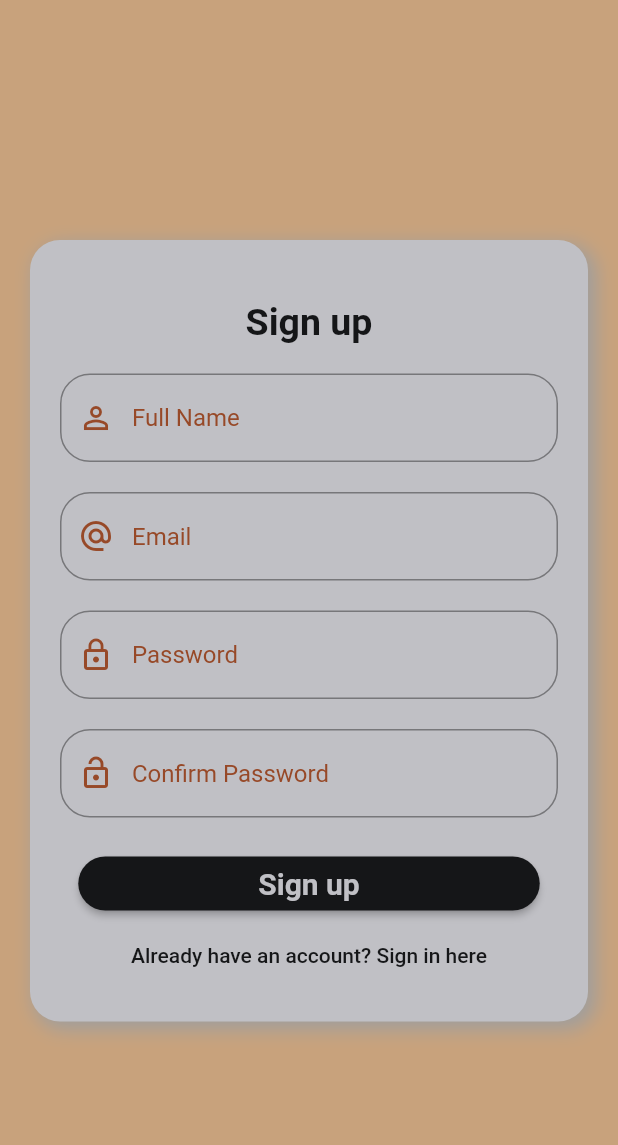
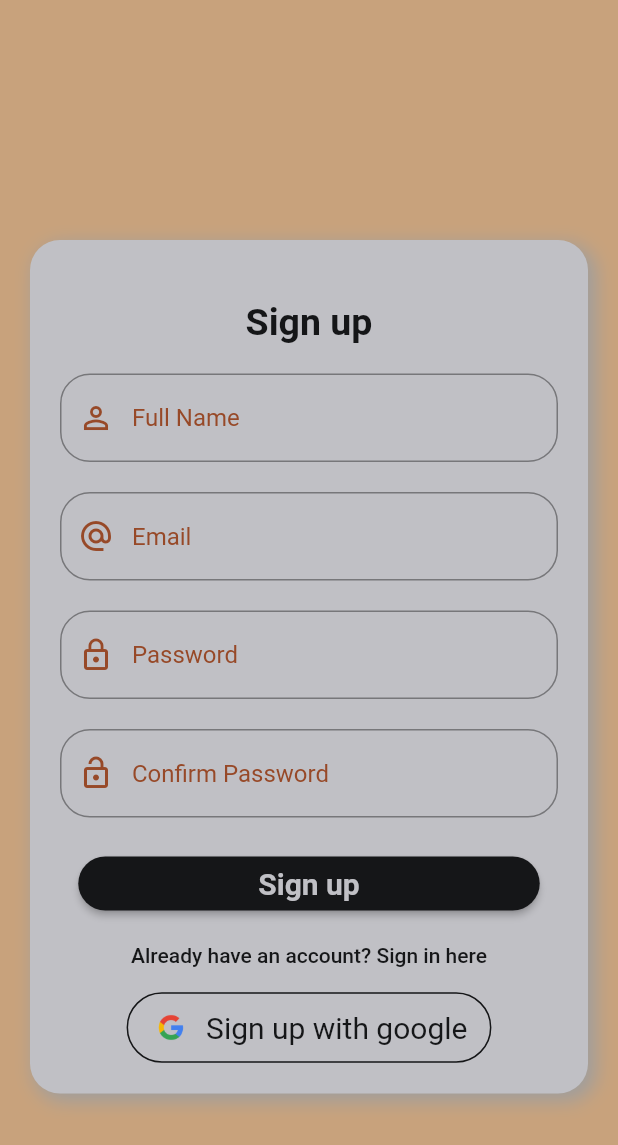
Before and after one commit to guptassara/book_club, a Flutter app: the screen it shows after launch, after a tap on "Don't have an account? Sign up here", on a phone screen of 412 x 824 dp. Shown: the top 1145 px of the screen. Run offline on Flutter 3.47's test engine with Material 2 defaults, Android fonts, the phone set to English and light mode, and no system bars; our stand-ins replace firebase_auth, firebase_core; accounts and stored records are empty; network calls fail.

Commit message:
google sign in button

```diff
--- a/lib/Screens/Login/Localwidgets/login_form.dart
+++ b/lib/Screens/Login/Localwidgets/login_form.dart
@@ -1,7 +1,6 @@
 // ignore_for_file: no_leading_underscores_for_local_identifiers
 
 import 'dart:developer';
-import 'dart:js';
 
 import 'package:book_club/Screens/Signup/signup.dart';
 import 'package:book_club/Screens/home.dart';
@@ -38,7 +37,7 @@ class _OurLoginFormState extends State<OurLoginForm> {
         ScaffoldMessenger.of(context).showSnackBar(
           SnackBar(
             content: Text(_returnString!),
-            duration: Duration(seconds: 2),
+            duration: const Duration(seconds: 2),
           ),
         );
       }
@@ -123,13 +122,13 @@ Widget _googleButton() {
       child: Row(
         mainAxisAlignment: MainAxisAlignment.center,
         mainAxisSize: MainAxisSize.min,
-        children: [
-          const Image(
+        children: const [
+          Image(
             image: AssetImage("assets/googleIcon.png"),
             height: 27,
           ),
           Padding(
-            padding: const EdgeInsets.only(left: 10),
+            padding: EdgeInsets.only(left: 10),
             child: Text(
               "Sign in with google",
               style: TextStyle(
--- a/lib/Screens/Signup/Localwidgets/signup_form.dart
+++ b/lib/Screens/Signup/Localwidgets/signup_form.dart
@@ -31,7 +31,7 @@ class _OurSignUpFormState extends State<OurSignUpForm> {
         ScaffoldMessenger.of(context).showSnackBar(
           SnackBar(
             content: Text(_returnString!),
-            duration: Duration(seconds: 2),
+            duration: const Duration(seconds: 2),
           ),
         );
       }
@@ -43,9 +43,11 @@ class _OurSignUpFormState extends State<OurSignUpForm> {
   @override
   Widget build(BuildContext context) {
     return OurContainer(
-      child: Column(children: [
+      child: Column(
+        children: [
           Padding(
-          padding: const EdgeInsets.symmetric(vertical: 20.0, horizontal: 8.0),
+            padding:
+                const EdgeInsets.symmetric(vertical: 20.0, horizontal: 8.0),
             child: Text(
               "Sign up",
               style: TextStyle(
@@ -125,8 +127,41 @@ class _OurSignUpFormState extends State<OurSignUpForm> {
               "Already have an account? Sign in here",
               style: TextStyle(color: Theme.of(context).secondaryHeaderColor),
             ),
-        )
-      ]),
+          ),
+          _googleButton(),
+        ],
+      ),
     );
   }
 }
+
+Widget _googleButton() {
+  return OutlinedButton(
+    onPressed: () {},
+    child: Padding(
+      padding: const EdgeInsets.fromLTRB(0, 10, 0, 10),
+      child: Row(
+        mainAxisAlignment: MainAxisAlignment.center,
+        mainAxisSize: MainAxisSize.min,
+        children: const [
+          Image(
+            image: AssetImage("assets/googleIcon.png"),
+            height: 27,
+          ),
+          Padding(
+            padding: EdgeInsets.only(left: 10),
+            child: Text(
+              "Sign up with google",
+              style: TextStyle(
+                fontSize: 20,
+                color: Color(
+                  (0xff151618),
+                ),
+              ),
+            ),
+          ),
+        ],
+      ),
+    ),
+  );
+}
--- a/lib/Screens/Signup/signup.dart
+++ b/lib/Screens/Signup/signup.dart
@@ -13,8 +13,8 @@ class OurSignup extends StatelessWidget {
           Expanded(
             child: ListView(
               padding: const EdgeInsets.all(20),
-              children: [
-                const SizedBox(
+              children: const [
+                SizedBox(
                   height: 140,
                 ),
                 // Row(
@@ -29,7 +29,7 @@ class OurSignup extends StatelessWidget {
                 //   ],
                 // ),
 
-                const OurSignUpForm(),
+                OurSignUpForm(),
               ],
             ),
           )
--- a/lib/States/current_user.dart
+++ b/lib/States/current_user.dart
@@ -1,6 +1,5 @@
 // ignore_for_file: no_leading_underscores_for_local_identifiers
 
-import 'dart:developer';
 
 import 'package:firebase_auth/firebase_auth.dart';
 import 'package:flutter/material.dart';
--- a/lib/Utils/our_theme.dart
+++ b/lib/Utils/our_theme.dart
@@ -44,6 +44,28 @@ class OurTheme {
           ),
         ),
       ),
+      outlinedButtonTheme: OutlinedButtonThemeData(
+        style: ButtonStyle(
+          textStyle: MaterialStateProperty.all(
+            const TextStyle(
+              fontSize: 20,
+              color: Color(
+                (0xff151618),
+              ),
+            ),
+          ),
+          side: MaterialStateProperty.all(
+            BorderSide(color: darkBrown),
+          ),
+          shape: MaterialStateProperty.all(
+            RoundedRectangleBorder(
+              borderRadius: BorderRadius.circular(
+                40.0,
+              ),
+            ),
+          ),
+        ),
+      ),
       colorScheme: ColorScheme.fromSwatch().copyWith(
         secondary: light,
       ),
```
Also changed, not shown: lib/Widgets/google_button.dart (added, +26 -0 lines). Lines whose indentation alone changed are shown as unchanged.
